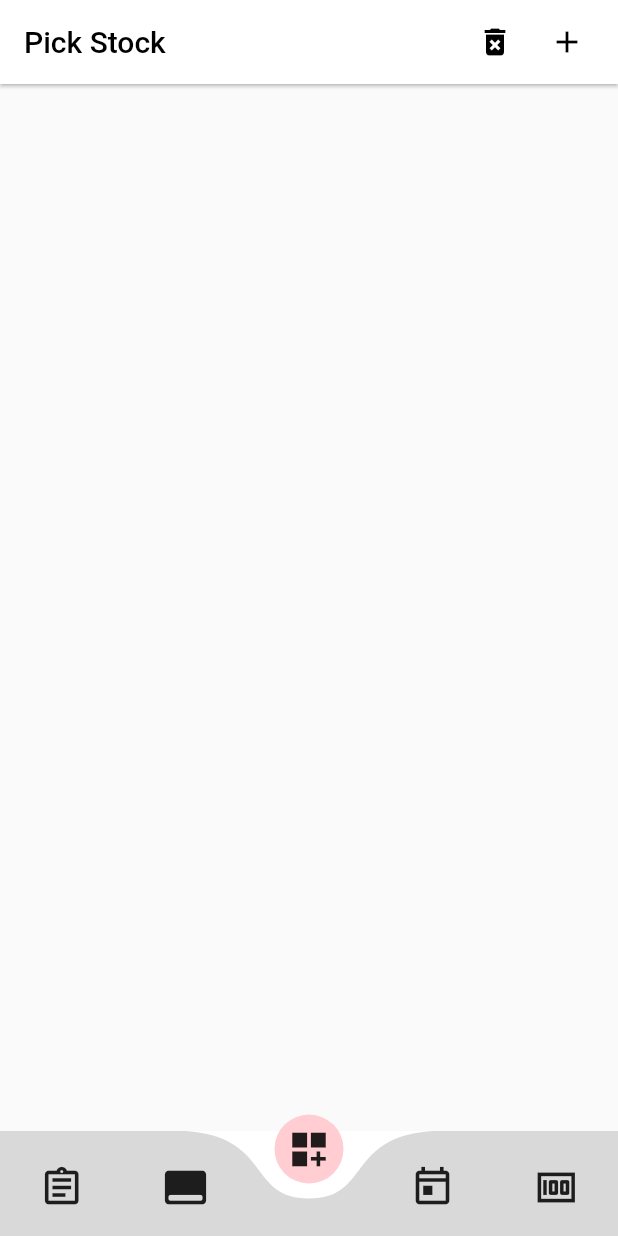
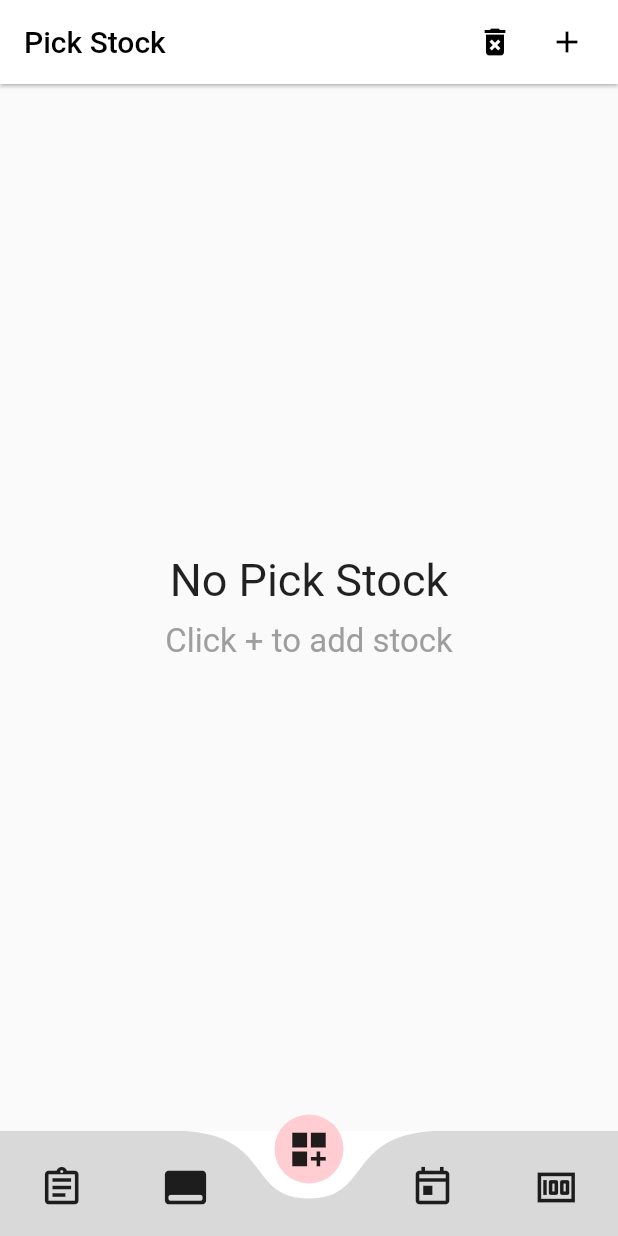
Before and after one commit to ToC-Taiwan/trade_agent_app, a Flutter app: the screen it shows after launch, on a phone screen of 412 x 824 dp. Run offline on Flutter 3.47's test engine with Material 2 defaults, Android fonts, the phone set to English and light mode, and no system bars; drawn by our look-alikes of curved_navigation_bar; our stand-ins replace auto_size_text, firebase_core, floor, google_mobile_ads, sqflite; accounts and stored records are empty; generated files the repository leaves out were written again; project files that could hold a hidden picture were left out.

```diff
--- a/lib/database.dart
+++ b/lib/database.dart
@@ -11,3 +11,9 @@ part 'database.g.dart';
 abstract class AppDatabase extends FloorDatabase {
   PickStockDao get pickStockDao;
 }
+
+// create migration
+// final migration1to2 = Migration(1, 2, (database) async {
+//   await database.execute('ALTER TABLE pick_stock ADD COLUMN test_a TEXT');
+//   await database.execute('UPDATE pick_stock SET test_a="mirgration_empty" WHERE id!=0');
+// });
--- a/lib/l10n/intl_en.arb
+++ b/lib/l10n/intl_en.arb
@@ -10,5 +10,7 @@
   "delete_all_pick_stock": "Delete All Pick Stock",
   "delete_all_pick_stock_confirm": "Are you sure you want to delete all pick stock?",
   "cancel": "Cancel",
-  "delete": "Delete"
+  "delete": "Delete",
+  "no_pick_stock": "No Pick Stock",
+  "click_plus_to_add_stock": "Click + to add stock"
 }
--- a/lib/l10n/intl_zh.arb
+++ b/lib/l10n/intl_zh.arb
@@ -10,5 +10,7 @@
   "delete_all_pick_stock": "刪除全部自選股",
   "delete_all_pick_stock_confirm": "確定刪除全部自選股嗎？",
   "cancel": "取消",
-  "delete": "刪除"
+  "delete": "刪除",
+  "no_pick_stock": "沒有自選股",
+  "click_plus_to_add_stock": "點選 + 新增自選股"
 }
--- a/lib/layout/pick_stock.dart
+++ b/lib/layout/pick_stock.dart
@@ -90,7 +90,14 @@ class _PickStockPageState extends State<PickStockPage> {
                         style: TextStyle(color: Colors.black),
                       ),
                       onPressed: () {
-                        var t = PickStock(textFieldController.text);
+                        var t = PickStock(
+                          textFieldController.text,
+                          textFieldController.text,
+                          1,
+                          textFieldController.text,
+                          textFieldController.text,
+                          textFieldController.text,
+                        );
                         widget.db.pickStockDao.insertPickStock(t);
                         setState(() {
                           stockArray = widget.db.pickStockDao.getAllPickStock();
@@ -116,13 +123,51 @@ class _PickStockPageState extends State<PickStockPage> {
         future: stockArray,
         builder: (context, snapshot) {
           if (snapshot.hasData) {
+            if (snapshot.data!.isEmpty) {
+              return Center(
+                child: Column(
+                  mainAxisAlignment: MainAxisAlignment.center,
+                  children: [
+                    Text(
+                      S.of(context).no_pick_stock,
+                      style: const TextStyle(fontSize: 30),
+                    ),
+                    Padding(
+                      padding: const EdgeInsets.only(top: 10),
+                      child: Text(
+                        S.of(context).click_plus_to_add_stock,
+                        style: const TextStyle(fontSize: 22, color: Colors.grey),
+                      ),
+                    ),
+                  ],
+                ),
+              );
+            }
             return ListView.builder(
               shrinkWrap: true,
               itemCount: snapshot.data!.length,
               itemBuilder: (context, index) {
                 return ListTile(
-                  title: Text(snapshot.data![index].stockNum),
-                  subtitle: Text(snapshot.data![index].stockNum),
+                  title: Row(
+                    children: [
+                      Expanded(child: Text(snapshot.data![index].stockNum)),
+                      Expanded(
+                          child: Text(
+                        snapshot.data![index].stockNum,
+                        textAlign: TextAlign.end,
+                      )),
+                    ],
+                  ),
+                  subtitle: Row(
+                    children: [
+                      Expanded(child: Text(snapshot.data![index].stockNum)),
+                      Expanded(
+                          child: Text(
+                        snapshot.data![index].isTarget.toString(),
+                        textAlign: TextAlign.end,
+                      )),
+                    ],
+                  ),
                   onLongPress: () {
                     showDialog(
                       context: context,
--- a/lib/main.dart
+++ b/lib/main.dart
@@ -26,6 +26,7 @@ void main() async {
   );
 
   // floor
+  // final db = await $FloorAppDatabase.databaseBuilder('app_database_tr.db').addMigrations([migration1to2]).build();
   final db = await $FloorAppDatabase.databaseBuilder('app_database_tr.db').build();
 
   runApp(
--- a/lib/models/pick_stock.dart
+++ b/lib/models/pick_stock.dart
@@ -4,7 +4,12 @@ import 'package:trade_agent_v2/models/base.dart';
 @Entity(tableName: 'pick_stock')
 class PickStock extends BaseObject {
   PickStock(
-    this.stockNum, {
+    this.stockNum,
+    this.stockName,
+    this.isTarget,
+    this.priceChange,
+    this.priceChangeRate,
+    this.price, {
     int? id,
     int? createTime,
     int? updateTime,
@@ -12,4 +17,19 @@ class PickStock extends BaseObject {
 
   @ColumnInfo(name: 'stock_num')
   final String stockNum;
+
+  @ColumnInfo(name: 'stock_name')
+  final String stockName;
+
+  @ColumnInfo(name: 'price')
+  final String price;
+
+  @ColumnInfo(name: 'price_change_rate')
+  final String priceChangeRate;
+
+  @ColumnInfo(name: 'price_change')
+  final String priceChange;
+
+  @ColumnInfo(name: 'is_target')
+  final int isTarget;
 }
```
Also changed, not shown: lib/database.g.dart, lib/generated/intl/messages_en.dart, lib/generated/intl/messages_zh.dart, lib/generated/l10n.dart.
